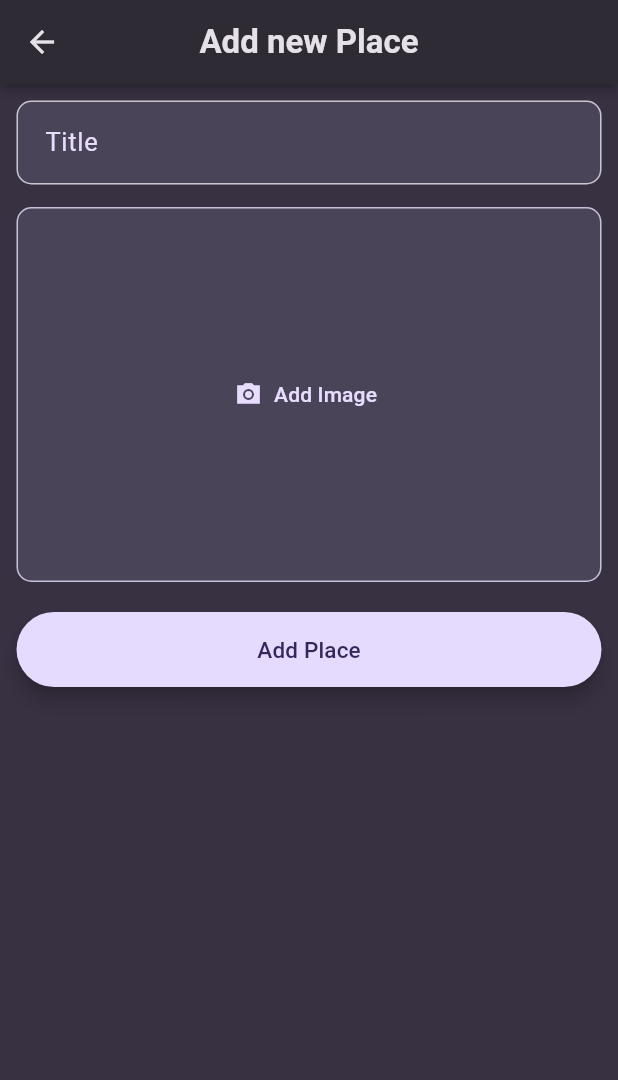
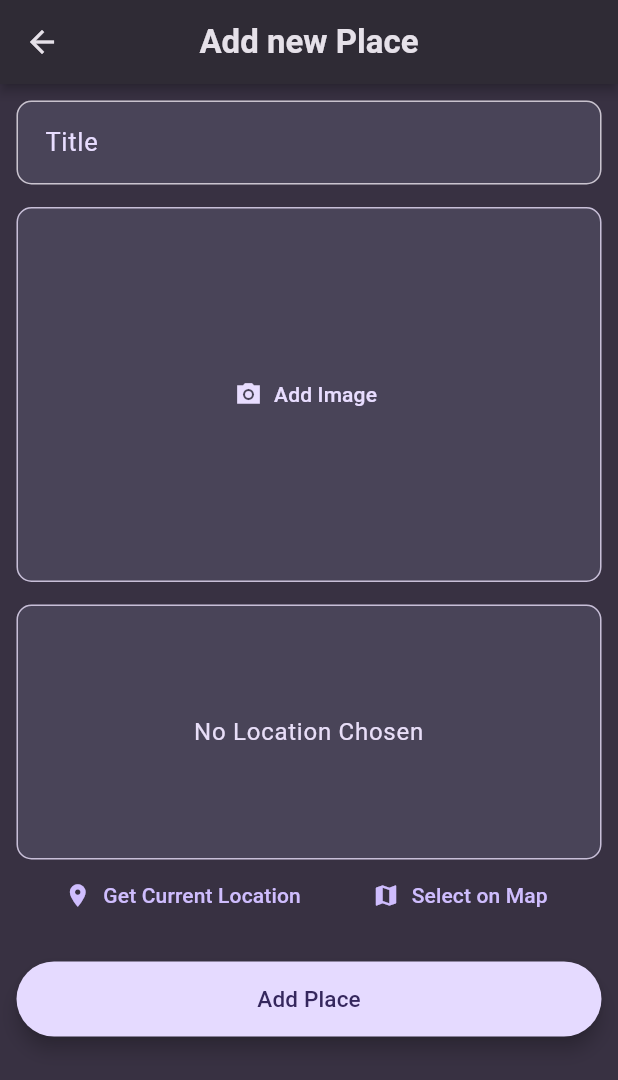
Before and after one commit to Nevelin-W/favorite_places_app, a Flutter app: the AddPlaceScreen screen opened directly, on a phone screen of 412 x 824 dp. Shown: the top 1080 px of the screen. Run offline on Flutter 3.47's test engine with Material 3 defaults, Android fonts, the phone set to English and light mode, and no system bars; our stand-ins replace flutter_riverpod, google_fonts, image_picker, location.

Commit message:
location input

```diff
--- a/favorite_places_app/lib/screen/add_place_screen.dart
+++ b/favorite_places_app/lib/screen/add_place_screen.dart
@@ -3,6 +3,7 @@ import 'dart:io';
 import 'package:flutter_riverpod/flutter_riverpod.dart';
 import 'package:favorite_places_app/providers/places_provider.dart';
 import 'package:favorite_places_app/widgets/image_input.dart';
+import 'package:favorite_places_app/widgets/location_input.dart';
 
 class AddPlaceScreen extends ConsumerStatefulWidget {
   const AddPlaceScreen({super.key});
@@ -87,6 +88,10 @@ class _AddPlaceScreenState extends ConsumerState<AddPlaceScreen> {
                 },
               ),
               const SizedBox(
+                height: 15,
+              ),
+              LocationInput(),
+              const SizedBox(
                 height: 20,
               ),
               ElevatedButton(
--- /dev/null
+++ b/favorite_places_app/lib/widgets/location_input.dart
@@ -0,0 +1,98 @@
+import 'package:flutter/material.dart';
+import 'package:location/location.dart';
+
+class LocationInput extends StatefulWidget {
+  const LocationInput({super.key});
+  @override
+  State<LocationInput> createState() => _LocationInputState();
+}
+
+class _LocationInputState extends State<LocationInput> {
+  Location? _pickedLocation;
+  bool _isGettingLocation = false;
+
+  void _getCurrentLocation() async {
+    Location location = Location();
+
+    bool serviceEnabled;
+    PermissionStatus permissionGranted;
+    LocationData locationData;
+
+    serviceEnabled = await location.serviceEnabled();
+    if (!serviceEnabled) {
+      serviceEnabled = await location.requestService();
+      if (!serviceEnabled) {
+        return;
+      }
+    }
+
+    permissionGranted = await location.hasPermission();
+    if (permissionGranted == PermissionStatus.denied) {
+      permissionGranted = await location.requestPermission();
+      if (permissionGranted != PermissionStatus.granted) {
+        return;
+      }
+    }
+
+    setState(() {
+      _isGettingLocation = true;
+    });
+
+    locationData = await location.getLocation();
+
+    setState(() {
+      _isGettingLocation = false;
+    });
+
+
+  }
+
+  @override
+  Widget build(BuildContext context) {
+    Widget previewContent = Text(
+      'No Location Chosen',
+      textAlign: TextAlign.center,
+      style: Theme.of(context).textTheme.bodyLarge!.copyWith(
+            color: Theme.of(context).colorScheme.onSecondaryContainer,
+          ),
+    );
+    if (_isGettingLocation) {
+      previewContent = const CircularProgressIndicator();
+    }
+
+    final BoxDecoration containerDec = BoxDecoration(
+      color: Theme.of(context).colorScheme.secondaryContainer,
+      border: Border.all(
+        width: 1,
+        color: Theme.of(context).colorScheme.secondaryFixed.withOpacity(0.8),
+      ),
+      borderRadius: BorderRadius.circular(10),
+    );
+
+    return Column(
+      children: [
+        Container(
+            alignment: Alignment.center,
+            height: 170,
+            width: double.infinity,
+            decoration: containerDec,
+            child: previewContent),
+        Row(
+          mainAxisAlignment: MainAxisAlignment.spaceEvenly,
+          children: [
+            TextButton.icon(
+              onPressed: _getCurrentLocation,
+              label: const Text('Get Current Location'),
+              icon: const Icon(Icons.location_on),
+            ),
+            TextButton.icon(
+              onPressed: () {},
+              label: const Text('Select on Map'),
+              icon: const Icon(Icons.map),
+            ),
+          ],
+        )
+      ],
+    );
+  }
+}
--- a/favorite_places_app/pubspec.yaml
+++ b/favorite_places_app/pubspec.yaml
@@ -40,6 +40,8 @@ dependencies:
   uuid: ^4.4.0
   flutter_riverpod: ^2.5.1
   image_picker: ^1.1.2
+  location: ^7.0.0
+  http: ^1.2.1
 
 dev_dependencies:
   flutter_test:
```
Also changed, not shown: favorite_places_app/pubspec.lock, 2 other files.
